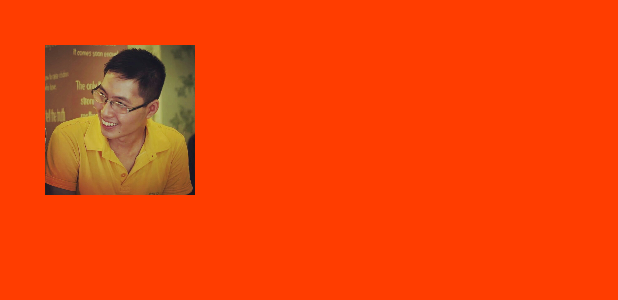
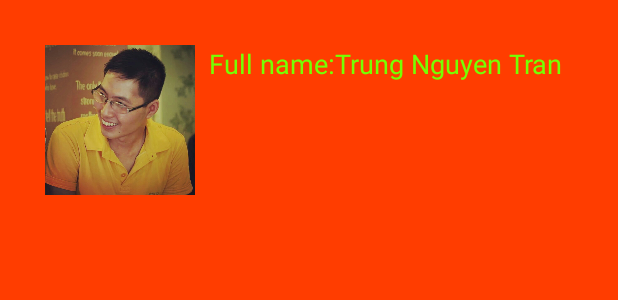
Before and after one commit to trantrungnt/trungnt-android3-assignment1, an Android app: the layout activity_red.xml on its own in the app's theme, with its tools: preview values and no code run, on a phone screen of 412 x 824 dp. Shown: the top 300 px of the screen. Run offline under Robolectric (Android 15) with nearby library versions, the phone set to English and light mode, and no system bars.

Commit message:
UI RedAcitivity (temp)

```diff
--- a/Weather/app/src/main/res/layout/activity_red.xml
+++ b/Weather/app/src/main/res/layout/activity_red.xml
@@ -19,7 +19,7 @@
                     android:layout_width="100dp"
                     android:layout_height="100dp"
                     android:layout_marginTop="30dp"
-                    android:layout_marginRight="30dp"
+                    android:layout_marginRight="8dp"
                     android:layout_marginLeft="30dp"
                     android:src="@drawable/TrungNT"
                 />
@@ -28,11 +28,29 @@
                      android:layout_width="wrap_content"
                      android:layout_height="wrap_content">
 
-                     <TextView
+
+                     <LinearLayout
+                         android:orientation="horizontal"
+                         android:layout_marginLeft="1dp"
+                         android:layout_marginTop="30dp"
                          android:layout_width="wrap_content"
-                         android:layout_height="wrap_content"
+                         android:layout_height="wrap_content">
+                         <TextView
+                             android:layout_width="wrap_content"
+                             android:layout_height="wrap_content"
+                             android:text="@string/label_name_author"
+                             android:textColor="@color/colorTextLabel"
+                             android:textSize="18sp"
+                         />
+                         <TextView
+                             android:layout_width="wrap_content"
+                             android:layout_height="wrap_content"
+                             android:text="Trung Nguyen Tran"
+                             android:textColor="@color/colorTextLabel"
+                             android:textSize="18sp"
+                             />
+                     </LinearLayout>
 
-                     />
                  </LinearLayout>
          </LinearLayout>
 
--- a/Weather/app/src/main/res/values/colors.xml
+++ b/Weather/app/src/main/res/values/colors.xml
@@ -7,4 +7,5 @@
     <color name="colorRedButton">#FF5722</color>
     <color name="colorGreenButton">#76FF03</color>
     <color name="colorRedActivity">#FF3D00</color>
+    <color name="colorTextLabel">#76FF03</color>
 </resources>
```
